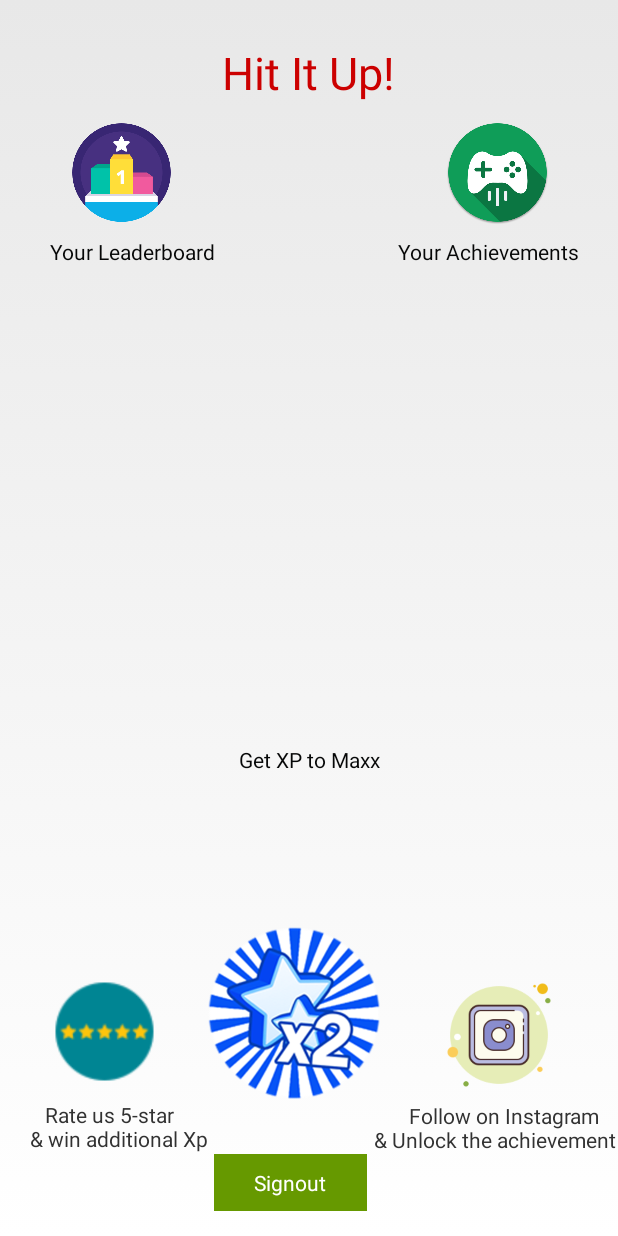
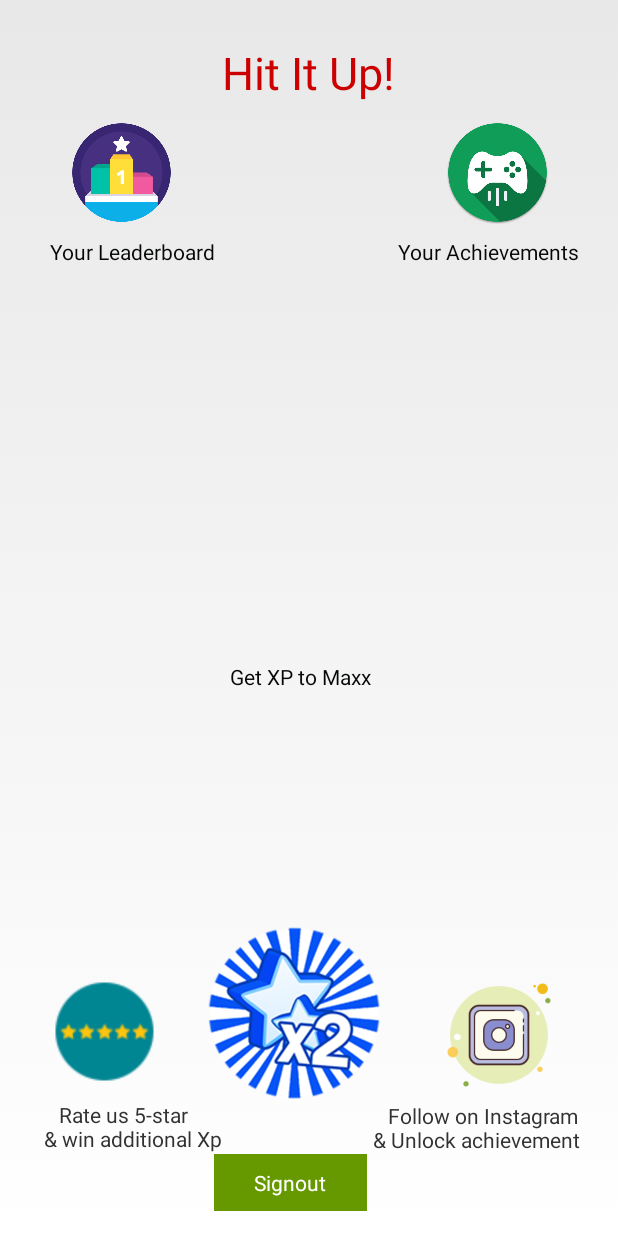
Before and after one commit to nnishad/OneTapXP_Booster, an Android app: the screen it shows after launch (MainActivity), after a tap on an icon or button, on a phone screen of 412 x 824 dp. Run offline under Robolectric (Android 15) with nearby library versions, the phone set to English and light mode, and no system bars; our stand-ins replace AdMob; 9 statements that could not run were skipped.

Commit message:
Layout Notification Fixed!

```diff
--- a/app/src/main/java/com/nightowldevelopers/onetapxpboost/MainActivity.java
+++ b/app/src/main/java/com/nightowldevelopers/onetapxpboost/MainActivity.java
@@ -214,12 +214,13 @@ public class MainActivity extends Activity implements
                 buttnanim.startAnimation(animation);
                 MediaPlayer mPlayer = MediaPlayer.create(MainActivity.this, R.raw.ta_da_sound_click);
                 mPlayer.start();
+                makeText(this, "Relax,& Sit Back!! \nYour Achievements are Unlocking", LENGTH_LONG).show();
 
                 Games.getAchievementsClient(this, GoogleSignIn.getLastSignedInAccount(this))
                         .unlock(getString(R.string.achievement_level_1));
                 Games.getLeaderboardsClient(this, GoogleSignIn.getLastSignedInAccount(this))
                         .submitScore(getString(R.string.leaderboard_leaderboard), 2500);
-                final Handler handler = new Handler();
+                Handler handler = new Handler();
                 handler.postDelayed(new Runnable() {
                     @Override
                     public void run() {
@@ -228,7 +229,7 @@ public class MainActivity extends Activity implements
                             mRewardedVideoAd.show();
                         }
                     }
-                }, 5000);
+                }, 6000);
 
 
 
@@ -254,22 +255,34 @@ public class MainActivity extends Activity implements
                 showAchievements();
                 break;
             case R.id.button_instagram:
+
                 Uri uri = Uri.parse("http://instagram.com/nightowldevelopers");
                 Intent likeIng = new Intent(Intent.ACTION_VIEW, uri);
 
                 likeIng.setPackage("com.instagram.android");
 
                 try {
+
                     startActivity(likeIng);
                     makeText(MainActivity.this,"Follow Us \n& Unlock your Achievement", LENGTH_SHORT).show();
                     Games.getAchievementsClient(this, GoogleSignIn.getLastSignedInAccount(this))
                             .unlock(getString(R.string.achievement_instagram_achievement));
                     Games.getLeaderboardsClient(this, GoogleSignIn.getLastSignedInAccount(this))
                             .submitScore(getString(R.string.leaderboard_leaderboard), 50000);
+                    handler = new Handler();
+                    handler.postDelayed(new Runnable() {
+                        @Override
+                        public void run() {
+                            // Do something after 5s = 5000ms
+                            MediaPlayer mPlayer = MediaPlayer.create(MainActivity.this, R.raw.ta_da_sound_click);
+                            mPlayer.start();
+                            makeText(MainActivity.this,"Hurrah! Your Instagram Achievement is Unlocked !!", LENGTH_LONG).show();
+
+                        }
+                    }, 13000);
                 } catch (ActivityNotFoundException e) {
                     startActivity(new Intent(Intent.ACTION_VIEW,
                             Uri.parse("http://instagram.com/nightowldevelopers")));
-                    makeText(MainActivity.this,"Follow the Account \n& Check your Achievements", LENGTH_SHORT).show();
 
                 }
                 break;
@@ -577,11 +590,7 @@ public class MainActivity extends Activity implements
     public void onRewarded(RewardItem reward) {
 
         // Reward the user.
-        Games.getAchievementsClient(this, GoogleSignIn.getLastSignedInAccount(this))
-                .unlock(getString(R.string.achievement_level_2));
-        Games.getLeaderboardsClient(this, GoogleSignIn.getLastSignedInAccount(this))
-                .submitScore(getString(R.string.leaderboard_leaderboard), 19500);
-        Toast.makeText(this, "Level 2 Unlocked", LENGTH_SHORT).show();
+
         Games.getAchievementsClient(this, GoogleSignIn.getLastSignedInAccount(this))
                 .unlock(getString(R.string.achievement_level_3));
         Games.getLeaderboardsClient(this, GoogleSignIn.getLastSignedInAccount(this))
@@ -601,7 +610,7 @@ public class MainActivity extends Activity implements
                 .unlock(getString(R.string.achievement_level_6__follow_us_on_instagram_and_unlock_level_7));
         Games.getLeaderboardsClient(this, GoogleSignIn.getLastSignedInAccount(this))
                 .submitScore(getString(R.string.leaderboard_leaderboard), 192500);
-        makeText(this, "Congratulation you won 70k Points", LENGTH_SHORT).show();
+        makeText(this, "Congratulation you won 60k Exp Points", LENGTH_SHORT).show();
     }
 
     @Override
@@ -618,7 +627,7 @@ public class MainActivity extends Activity implements
 
     @Override
     public void onRewardedVideoAdFailedToLoad(int errorCode) {
-      //  makeText(this, "Video Failed To Load", LENGTH_SHORT).show();
+      makeText(this, "Check Your Internet Connection! and Try Again", LENGTH_SHORT).show();
         onRewardedVideoAdLoaded();
     }
 
@@ -640,6 +649,13 @@ public class MainActivity extends Activity implements
 
     @Override
     public void onRewardedVideoCompleted() {
+        Games.getAchievementsClient(this, GoogleSignIn.getLastSignedInAccount(this))
+                .unlock(getString(R.string.achievement_level_2));
+        Games.getLeaderboardsClient(this, GoogleSignIn.getLastSignedInAccount(this))
+                .submitScore(getString(R.string.leaderboard_leaderboard), 19500);
+        makeText(this, "Congratulation you won 80k Exp Points", LENGTH_SHORT).show();
+        Button btn = findViewById(R.id.button_single_player_2);
+        btn.setEnabled(false);
 
 
     }
--- a/app/src/main/res/layout/activity_main.xml
+++ b/app/src/main/res/layout/activity_main.xml
@@ -16,7 +16,7 @@
         <TextView
             style="@style/GameBlurb"
             android:layout_gravity="center"
-            android:textColor="#060707"/>
+            android:textColor="#060707" />
 
         <com.google.android.gms.common.SignInButton
             android:id="@+id/button_sign_in"
@@ -58,18 +58,25 @@
             app:layout_constraintEnd_toEndOf="parent"
             app:layout_constraintHorizontal_bias="0.495"
             app:layout_constraintStart_toStartOf="parent"
-            app:layout_constraintTop_toBottomOf="@+id/textView4" />
+            app:layout_constraintTop_toBottomOf="@+id/textView4"
+            app:layout_constraintVertical_bias="0.0" />
 
         <TextView
             android:id="@+id/textView2"
             style="@style/MainScreenButtonBlurb"
+            android:layout_width="98dp"
+            android:layout_height="23dp"
+            android:layout_marginTop="264dp"
+            android:layout_marginEnd="8dp"
+            android:layout_marginRight="8dp"
+            android:layout_marginBottom="267dp"
             android:text="@string/single_player_explanation"
             android:textColor="#060707"
-            app:layout_constraintBottom_toTopOf="@+id/adView"
-            app:layout_constraintEnd_toStartOf="@+id/adView"
-            app:layout_constraintHorizontal_bias="0.501"
-            app:layout_constraintStart_toEndOf="@+id/adView"
-            app:layout_constraintTop_toBottomOf="@+id/button_single_player_2" />
+            app:layout_constraintBottom_toBottomOf="@+id/constraintLayout2"
+            app:layout_constraintEnd_toEndOf="parent"
+            app:layout_constraintHorizontal_bias="0.502"
+            app:layout_constraintStart_toStartOf="parent"
+            app:layout_constraintTop_toBottomOf="@+id/textView3" />
 
 
         <Button
@@ -207,12 +214,16 @@
                 android:id="@+id/textView5"
                 android:layout_width="wrap_content"
                 android:layout_height="wrap_content"
+                android:layout_marginStart="8dp"
+                android:layout_marginLeft="8dp"
+                android:layout_marginRight="2dp"
                 android:layout_marginBottom="8dp"
-                android:text="       Follow on Instagram\n&amp; Unlock the achievement"
+                android:text="   Follow on Instagram\n&amp; Unlock achievement"
                 app:layout_constraintBottom_toBottomOf="parent"
+
                 app:layout_constraintEnd_toEndOf="parent"
-                app:layout_constraintHorizontal_bias="0.99"
-                app:layout_constraintStart_toEndOf="@+id/textView6"
+                app:layout_constraintHorizontal_bias="0.904"
+                app:layout_constraintStart_toStartOf="parent"
                 app:layout_constraintTop_toBottomOf="@+id/button_instagram"
                 app:layout_constraintVertical_bias="0.0" />
 
@@ -221,11 +232,14 @@
                 android:layout_width="wrap_content"
                 android:layout_height="wrap_content"
                 android:layout_marginTop="12dp"
+                android:layout_marginBottom="8dp"
                 android:text="    Rate us 5-star \n &amp; win additional Xp"
+                app:layout_constraintBottom_toBottomOf="parent"
                 app:layout_constraintEnd_toEndOf="parent"
-                app:layout_constraintHorizontal_bias="0.055"
+                app:layout_constraintHorizontal_bias="0.087"
                 app:layout_constraintStart_toStartOf="parent"
-                app:layout_constraintTop_toBottomOf="@+id/rating" />
+                app:layout_constraintTop_toBottomOf="@+id/rating"
+                app:layout_constraintVertical_bias="0.0" />
         </androidx.constraintlayout.widget.ConstraintLayout>
 
         <com.google.android.gms.ads.AdView xmlns:ads="http://schemas.android.com/apk/res-auto"
@@ -238,9 +252,10 @@
             ads:adUnitId="ca-app-pub-9659269658536774/6742499649"
             ads:layout_constraintBottom_toTopOf="@+id/constraintLayout"
             ads:layout_constraintEnd_toEndOf="parent"
-            ads:layout_constraintHorizontal_bias="0.5"
+            ads:layout_constraintHorizontal_bias="0.505"
             ads:layout_constraintStart_toStartOf="parent"
-            ads:layout_constraintTop_toBottomOf="@+id/button_single_player_2" />
+            ads:layout_constraintTop_toBottomOf="@+id/button_single_player_2"
+            ads:layout_constraintVertical_bias="0.0" />
     </androidx.constraintlayout.widget.ConstraintLayout>
 
 
```
